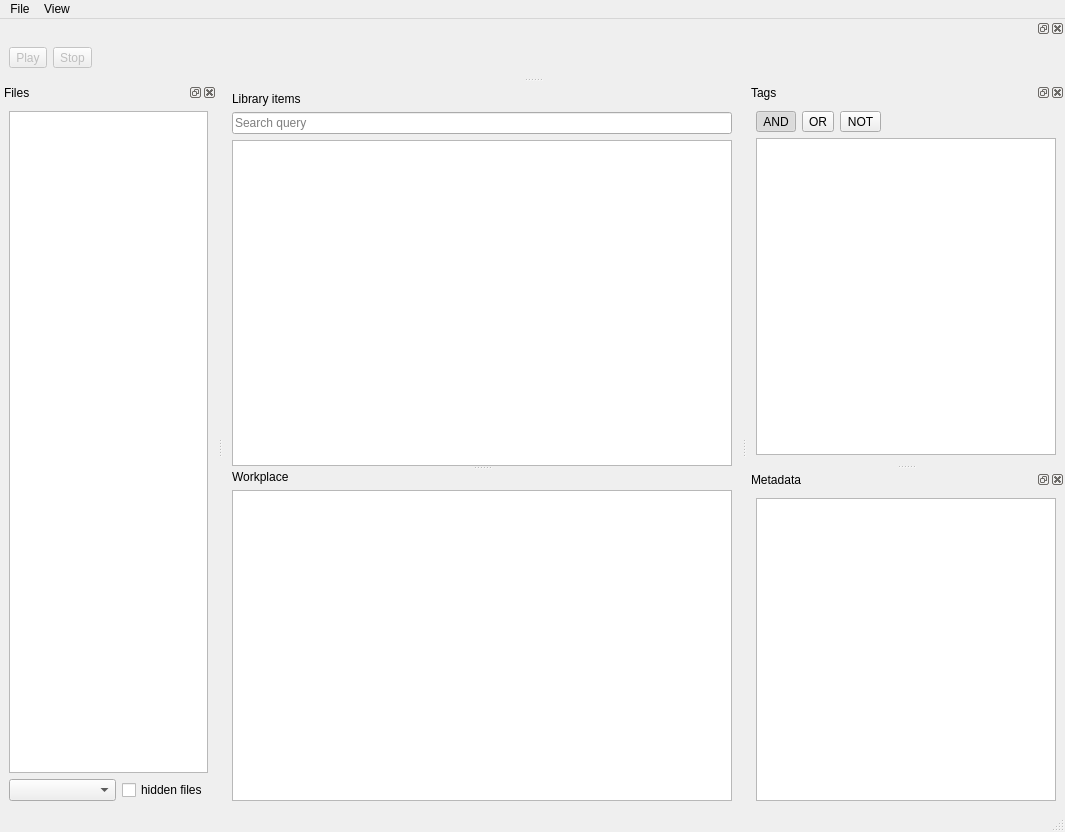
First picture: the form in sample_drawer/gui/main_window.ui, repository Jajcus/sampledrawer, before the edit.
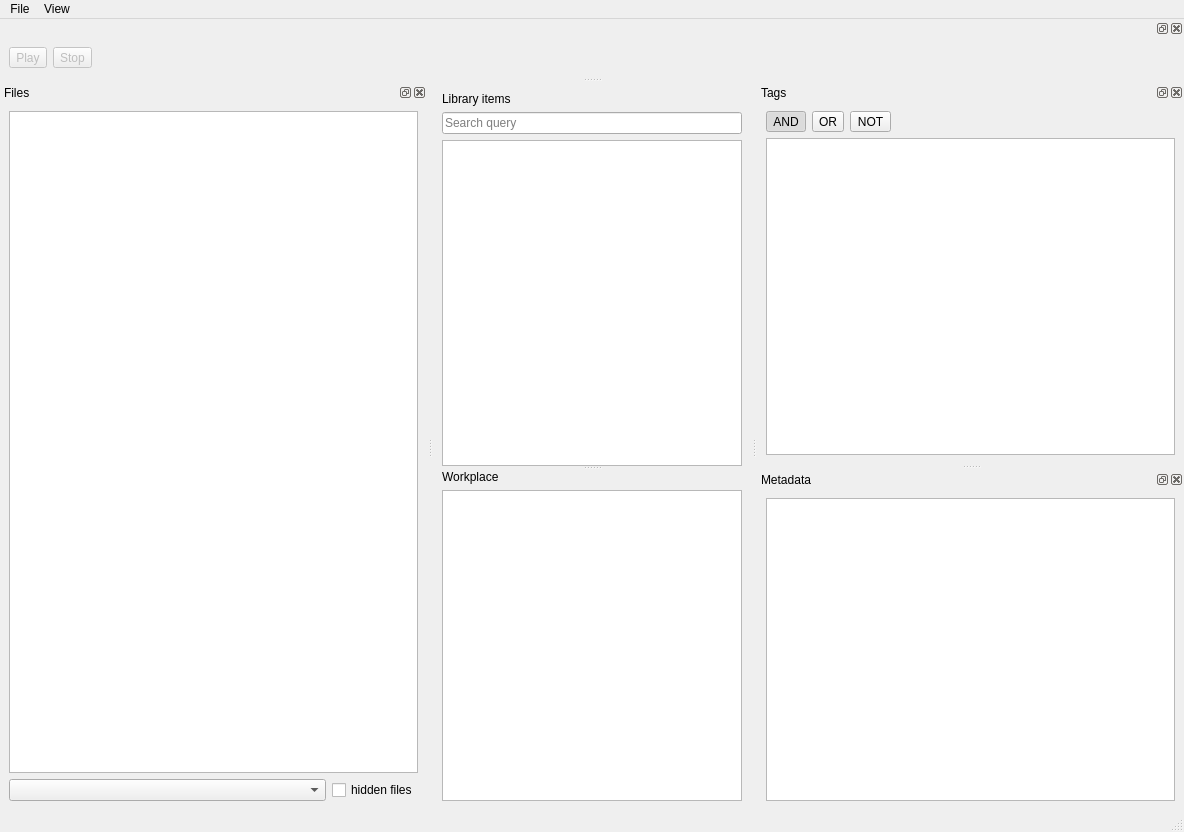
Second picture: the form after the edit. Icons and pictures are not drawn. Custom widgets are drawn as their Qt base class.

Commit message:
main_window: decrease widget minimum sizes
so the window fits smaller screens

The edit to the form file:
```diff
--- a/sample_drawer/gui/main_window.ui
+++ b/sample_drawer/gui/main_window.ui
@@ -6,7 +6,7 @@
    <rect>
     <x>0</x>
     <y>0</y>
-    <width>1065</width>
+    <width>1184</width>
     <height>832</height>
    </rect>
   </property>
@@ -59,7 +59,7 @@
          <widget class="QTreeView" name="lib_items">
           <property name="minimumSize">
            <size>
-            <width>500</width>
+            <width>300</width>
             <height>0</height>
            </size>
           </property>
@@ -80,7 +80,7 @@
          <widget class="QTreeView" name="workplace_items">
           <property name="minimumSize">
            <size>
-            <width>500</width>
+            <width>300</width>
             <height>0</height>
            </size>
           </property>
@@ -173,6 +173,12 @@
     <layout class="QVBoxLayout" name="verticalLayout">
      <item>
       <widget class="QTreeView" name="file_tree">
+       <property name="minimumSize">
+        <size>
+         <width>300</width>
+         <height>0</height>
+        </size>
+       </property>
        <property name="whatsThis">
         <string>File browser</string>
        </property>
```
